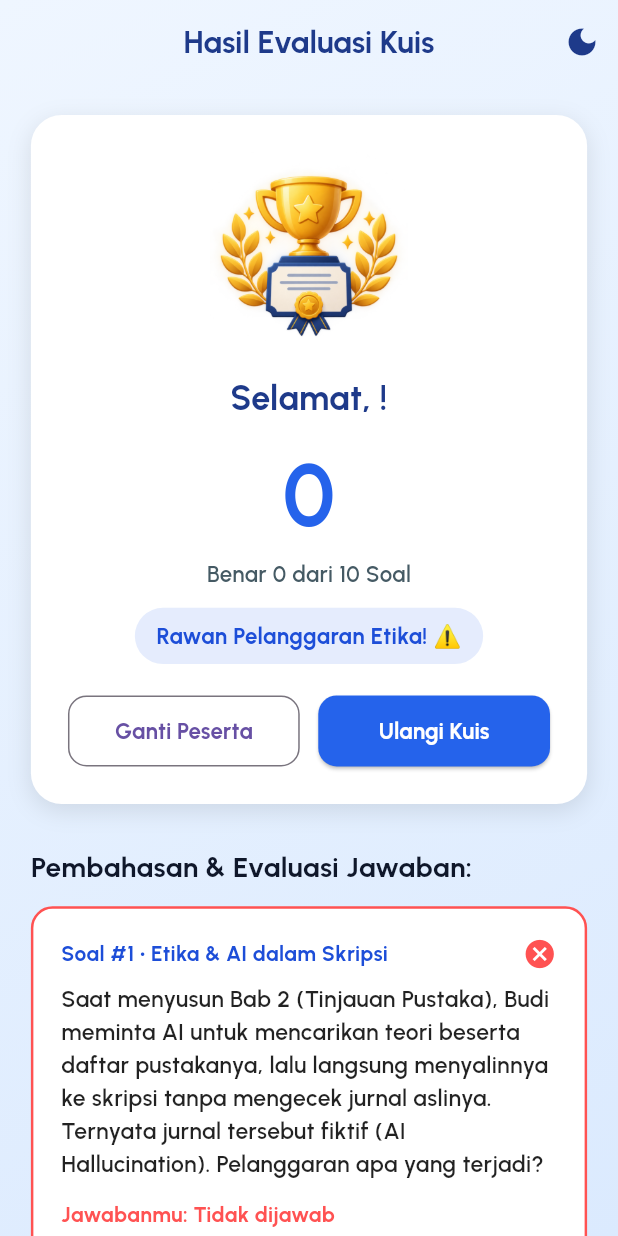
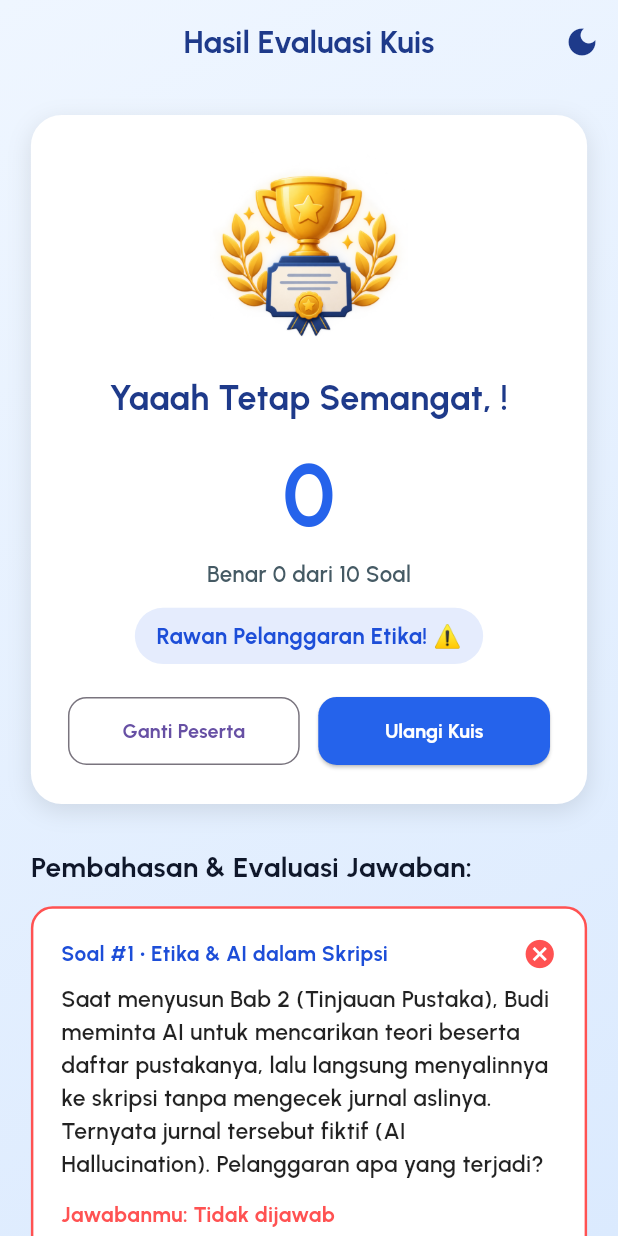
Before and after one commit to LAVOTSIRC/UTS_Pemrograman-Mobile_Kuis, a Flutter app: the ResultScreen screen opened by its route, on a phone screen of 412 x 824 dp. Run offline on Flutter 3.47's test engine with Material 3 defaults, Android fonts, the phone set to English and light mode, and no system bars; our stand-ins replace go_router.

Commit message:
fix: resolve excessive UI scaling on large screens (desktop/tablet)
- Applied `.clamp()` to `MediaQuery` dimensions (max width 600, max height 1000) across all screens and widgets to maintain mobile proportions on wide displays.
- Removed redundant `isLargeScreen` conditional logic.
- Ensured all potentially long text elements inside `Row`s are wrapped with `Expanded` to prevent RenderFlex overflow.
- Verified and removed any remaining hardcoded sizing constraints.

```diff
--- a/lib/screens/result_screen.dart
+++ b/lib/screens/result_screen.dart
@@ -1,3 +1,4 @@
+// lib/screens/result_screen.dart
 import 'package:flutter/material.dart';
 import 'package:go_router/go_router.dart';
 import 'package:provider/provider.dart';
@@ -11,72 +12,77 @@ class ResultScreen extends StatelessWidget {
 
   @override
   Widget build(BuildContext context) {
-    // Mengambil ukuran layar menggunakan MediaQuery
-    final screenWidth = MediaQuery.of(context).size.width;
-    final screenHeight = MediaQuery.of(context).size.height;
-
+    final size = MediaQuery.of(context).size;
+    final screenWidth = size.width.clamp(0.0, 600.0);
+    final screenHeight = size.height.clamp(0.0, 1000.0);
     final quizProvider = context.watch<QuizProvider>();
     final isDark = quizProvider.isDarkMode;
     final questions = quizProvider.questions;
+
+    // FITUR BARU: Sapaan dinamis berdasarkan skor!
+    String greetingMessage;
+    if (quizProvider.finalScore >= 80) {
+      greetingMessage = 'Luar Biasa, ${quizProvider.userName}!';
+    } else if (quizProvider.finalScore >= 60) {
+      greetingMessage = 'Selamat, ${quizProvider.userName}!';
+    } else {
+      greetingMessage = 'Yaaah Tetap Semangat, ${quizProvider.userName}!';
+    }
 
     return AppScaffold(
       title: 'Hasil Evaluasi Kuis',
       showBackButton: false,
       body: LayoutBuilder(
         builder: (context, constraints) {
-          final isLargeScreen = constraints.maxWidth > 600;
-          final maxWidth = isLargeScreen ? screenWidth * 0.65 : constraints.maxWidth;
+          // PERBAIKAN WIDESCREEN
+          final double maxWidth = screenWidth;
+          final double baseWidth = screenWidth;
 
           return SingleChildScrollView(
             child: Center(
               child: Container(
                 width: maxWidth,
-                padding: EdgeInsets.all(screenWidth * 0.05),
+                padding: EdgeInsets.all(baseWidth * 0.05),
                 child: Column(
                   crossAxisAlignment: CrossAxisAlignment.center,
                   children: [
-                    // KARTU RINGKASAN SKOR UTAMA DINAMIS
                     Container(
                       width: double.infinity,
-                      padding: EdgeInsets.all(screenWidth * 0.06),
+                      padding: EdgeInsets.all(baseWidth * 0.06),
                       decoration: BoxDecoration(
                         color: isDark ? const Color(0xFF1E293B) : Colors.white,
-                        borderRadius: BorderRadius.circular(screenWidth * 0.05),
+                        borderRadius: BorderRadius.circular(baseWidth * 0.05),
                         boxShadow: [
                           BoxShadow(
                             color: Colors.black.withValues(alpha: 0.1),
-                            blurRadius: screenWidth * 0.03,
+                            blurRadius: baseWidth * 0.03,
                             offset: Offset(0, screenHeight * 0.005),
                           ),
                         ],
                       ),
                       child: Column(
                         children: [
-                          // GAMBAR BADGE HASIL DARI ASSETS
                           Image.asset(
                             'assets/images/result_badge.png',
                             height: screenHeight * 0.16,
                             fit: BoxFit.contain,
                           ),
                           SizedBox(height: screenHeight * 0.02),
-
-                          // Nama Peserta
+                          // Sapaan Dinamis
                           Text(
-                            'Selamat, ${quizProvider.userName}!',
+                            greetingMessage,
                             textAlign: TextAlign.center,
                             style: TextStyle(
-                              fontSize: screenWidth * (isLargeScreen ? 0.038 : 0.055),
+                              fontSize: baseWidth * 0.055,
                               fontWeight: FontWeight.bold,
                               color: isDark ? Colors.white : const Color(0xFF1E3A8A),
                             ),
                           ),
                           SizedBox(height: screenHeight * 0.01),
-
-                          // Angka Skor Akhir Besar
                           Text(
                             '${quizProvider.finalScore}',
                             style: TextStyle(
-                              fontSize: screenWidth * (isLargeScreen ? 0.08 : 0.14),
+                              fontSize: baseWidth * 0.14,
                               fontWeight: FontWeight.w800,
                               color: const Color(0xFF2563EB),
                             ),
@@ -84,36 +90,32 @@ class ResultScreen extends StatelessWidget {
                           Text(
                             'Benar ${quizProvider.correctAnswersCount} dari ${quizProvider.totalQuestions} Soal',
                             style: TextStyle(
-                              fontSize: screenWidth * (isLargeScreen ? 0.024 : 0.036),
+                              fontSize: baseWidth * 0.036,
                               fontWeight: FontWeight.w600,
                               color: isDark ? Colors.white70 : Colors.blueGrey.shade700,
                             ),
                           ),
                           SizedBox(height: screenHeight * 0.015),
-
-                          // Predikat Pemahaman Etika
                           Container(
                             padding: EdgeInsets.symmetric(
-                              horizontal: screenWidth * 0.035,
+                              horizontal: baseWidth * 0.035,
                               vertical: screenHeight * 0.01,
                             ),
                             decoration: BoxDecoration(
                               color: const Color(0xFF2563EB).withValues(alpha: 0.12),
-                              borderRadius: BorderRadius.circular(screenWidth * 0.05),
+                              borderRadius: BorderRadius.circular(baseWidth * 0.05),
                             ),
                             child: Text(
                               quizProvider.scorePredicate,
                               textAlign: TextAlign.center,
                               style: TextStyle(
-                                fontSize: screenWidth * (isLargeScreen ? 0.024 : 0.036),
+                                fontSize: baseWidth * 0.036,
                                 fontWeight: FontWeight.bold,
                                 color: isDark ? Colors.lightBlueAccent : const Color(0xFF1D4ED8),
                               ),
                             ),
                           ),
                           SizedBox(height: screenHeight * 0.025),
-
-                          // DERETAN TOMBOL AKSI DINAMIS
                           Row(
                             children: [
                               Expanded(
@@ -123,23 +125,21 @@ class ResultScreen extends StatelessWidget {
                                     context.go(AppRoutes.welcome);
                                   },
                                   style: OutlinedButton.styleFrom(
-                                    padding: EdgeInsets.symmetric(
-                                      vertical: screenHeight * 0.016,
-                                    ),
+                                    padding: EdgeInsets.symmetric(vertical: screenHeight * 0.016),
                                     shape: RoundedRectangleBorder(
-                                      borderRadius: BorderRadius.circular(screenWidth * 0.03),
+                                      borderRadius: BorderRadius.circular(baseWidth * 0.03),
                                     ),
                                   ),
                                   child: Text(
                                     'Ganti Peserta',
                                     style: TextStyle(
-                                      fontSize: screenWidth * (isLargeScreen ? 0.024 : 0.036),
+                                      fontSize: baseWidth * 0.032, // Lebih kecil sedikit agar tidak kepanjangan
                                       fontWeight: FontWeight.bold,
                                     ),
                                   ),
                                 ),
                               ),
-                              SizedBox(width: screenWidth * 0.03),
+                              SizedBox(width: baseWidth * 0.03),
                               Expanded(
                                 child: ElevatedButton(
                                   onPressed: () {
@@ -148,17 +148,15 @@ class ResultScreen extends StatelessWidget {
                                   },
                                   style: ElevatedButton.styleFrom(
                                     backgroundColor: const Color(0xFF2563EB),
-                                    padding: EdgeInsets.symmetric(
-                                      vertical: screenHeight * 0.016,
-                                    ),
+                                    padding: EdgeInsets.symmetric(vertical: screenHeight * 0.016),
                                     shape: RoundedRectangleBorder(
-                                      borderRadius: BorderRadius.circular(screenWidth * 0.03),
+                                      borderRadius: BorderRadius.circular(baseWidth * 0.03),
                                     ),
                                   ),
                                   child: Text(
                                     'Ulangi Kuis',
                                     style: TextStyle(
-                                      fontSize: screenWidth * (isLargeScreen ? 0.024 : 0.036),
+                                      fontSize: baseWidth * 0.032,
                                       fontWeight: FontWeight.bold,
                                       color: Colors.white,
                                     ),
@@ -170,24 +168,19 @@ class ResultScreen extends StatelessWidget {
                         ],
                       ),
                     ),
-
                     SizedBox(height: screenHeight * 0.035),
-
-                    // JUDUL BAGIAN PEMBAHASAN ILMIAH DINAMIS
                     Align(
                       alignment: Alignment.centerLeft,
                       child: Text(
                         'Pembahasan & Evaluasi Jawaban:',
                         style: TextStyle(
-                          fontSize: screenWidth * (isLargeScreen ? 0.03 : 0.045),
+                          fontSize: baseWidth * 0.045,
                           fontWeight: FontWeight.bold,
                           color: isDark ? Colors.white : const Color(0xFF0F172A),
                         ),
                       ),
                     ),
                     SizedBox(height: screenHeight * 0.015),
-
-                    // DAFTAR KARTU PEMBAHASAN (ExplanationCard)
                     ...List.generate(questions.length, (index) {
                       return ExplanationCard(
                         questionNumber: index + 1,
--- a/lib/widgets/app_scaffold.dart
+++ b/lib/widgets/app_scaffold.dart
@@ -16,8 +16,9 @@ class AppScaffold extends StatelessWidget {
 
   @override
   Widget build(BuildContext context) {
-    // Mengambil ukuran lebar layar
-    final screenWidth = MediaQuery.of(context).size.width;
+    // Mengambil ukuran lebar layar dengan batas maksimum
+    final size = MediaQuery.of(context).size;
+    final screenWidth = size.width.clamp(0.0, 600.0);
 
     // Membaca status Dark Mode dari QuizProvider menggunakan context.watch
     final isDark = context.watch<QuizProvider>().isDarkMode;
--- a/lib/widgets/explanation_card.dart
+++ b/lib/widgets/explanation_card.dart
@@ -17,9 +17,9 @@ class ExplanationCard extends StatelessWidget {
 
   @override
   Widget build(BuildContext context) {
-    final screenWidth = MediaQuery.of(context).size.width;
-    final screenHeight = MediaQuery.of(context).size.height;
-    final isLargeScreen = screenWidth > 600;
+    final size = MediaQuery.of(context).size;
+    final screenWidth = size.width.clamp(0.0, 600.0);
+    final screenHeight = size.height.clamp(0.0, 1000.0);
     final isDark = context.watch<QuizProvider>().isDarkMode;
 
     final bool isCorrect = userAnswerIndex == question.correctAnswerIndex;
@@ -50,7 +50,7 @@ class ExplanationCard extends StatelessWidget {
                 child: Text(
                   'Soal #$questionNumber • ${question.category}',
                   style: TextStyle(
-                    fontSize: screenWidth * (isLargeScreen ? 0.022 : 0.034),
+                    fontSize: screenWidth * 0.034,
                     fontWeight: FontWeight.bold,
                     color: isDark ? Colors.lightBlueAccent : const Color(0xFF1D4ED8),
                   ),
@@ -59,7 +59,7 @@ class ExplanationCard extends StatelessWidget {
               Icon(
                 isCorrect ? Icons.check_circle : Icons.cancel,
                 color: isCorrect ? Colors.green : Colors.redAccent,
-                size: screenWidth * (isLargeScreen ? 0.035 : 0.055),
+                size: screenWidth * 0.055,
               ),
             ],
           ),
@@ -69,7 +69,7 @@ class ExplanationCard extends StatelessWidget {
           Text(
             question.questionText,
             style: TextStyle(
-              fontSize: screenWidth * (isLargeScreen ? 0.024 : 0.037),
+              fontSize: screenWidth * 0.037,
               fontWeight: FontWeight.w600,
               color: isDark ? Colors.white : Colors.black87,
             ),
@@ -80,7 +80,7 @@ class ExplanationCard extends StatelessWidget {
           Text(
             'Jawabanmu: $userAnswerText',
             style: TextStyle(
-              fontSize: screenWidth * (isLargeScreen ? 0.022 : 0.034),
+              fontSize: screenWidth * 0.034,
               fontWeight: FontWeight.bold,
               color: isCorrect ? Colors.green : Colors.redAccent,
             ),
@@ -91,7 +91,7 @@ class ExplanationCard extends StatelessWidget {
             Text(
               'Kunci Jawaban: $correctAnswerText',
               style: TextStyle(
-                fontSize: screenWidth * (isLargeScreen ? 0.022 : 0.034),
+                fontSize: screenWidth * 0.034,
                 fontWeight: FontWeight.bold,
                 color: Colors.green,
               ),
@@ -114,14 +114,14 @@ class ExplanationCard extends StatelessWidget {
                 Icon(
                   Icons.lightbulb_outline,
                   color: Colors.amber,
-                  size: screenWidth * (isLargeScreen ? 0.032 : 0.05),
+                  size: screenWidth * 0.05,
                 ),
                 SizedBox(width: screenWidth * 0.025),
                 Expanded(
                   child: Text(
                     question.explanation,
                     style: TextStyle(
-                      fontSize: screenWidth * (isLargeScreen ? 0.022 : 0.034),
+                      fontSize: screenWidth * 0.034,
                       height: 1.4,
                       color: isDark ? Colors.white70 : Colors.blueGrey.shade800,
                     ),
```
Also changed, not shown: lib/screens/quiz_screen.dart (+10 -10 lines), lib/screens/welcome_screen.dart (+22 -43 lines), lib/widgets/option_card.dart (+8 -8 lines).
